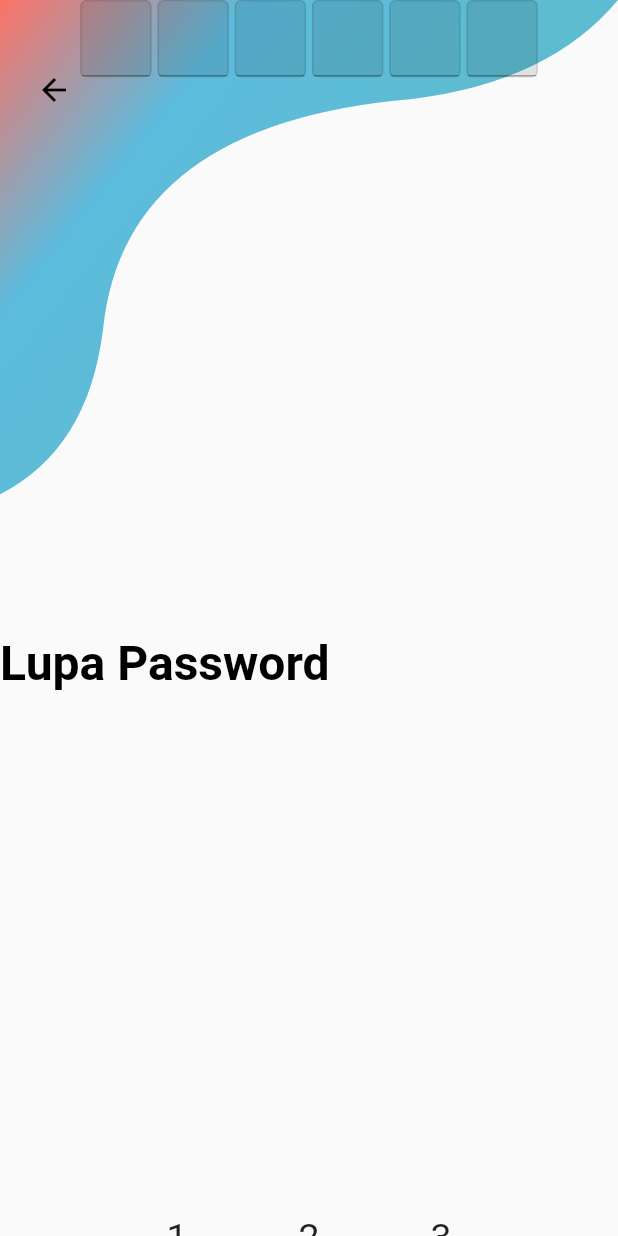
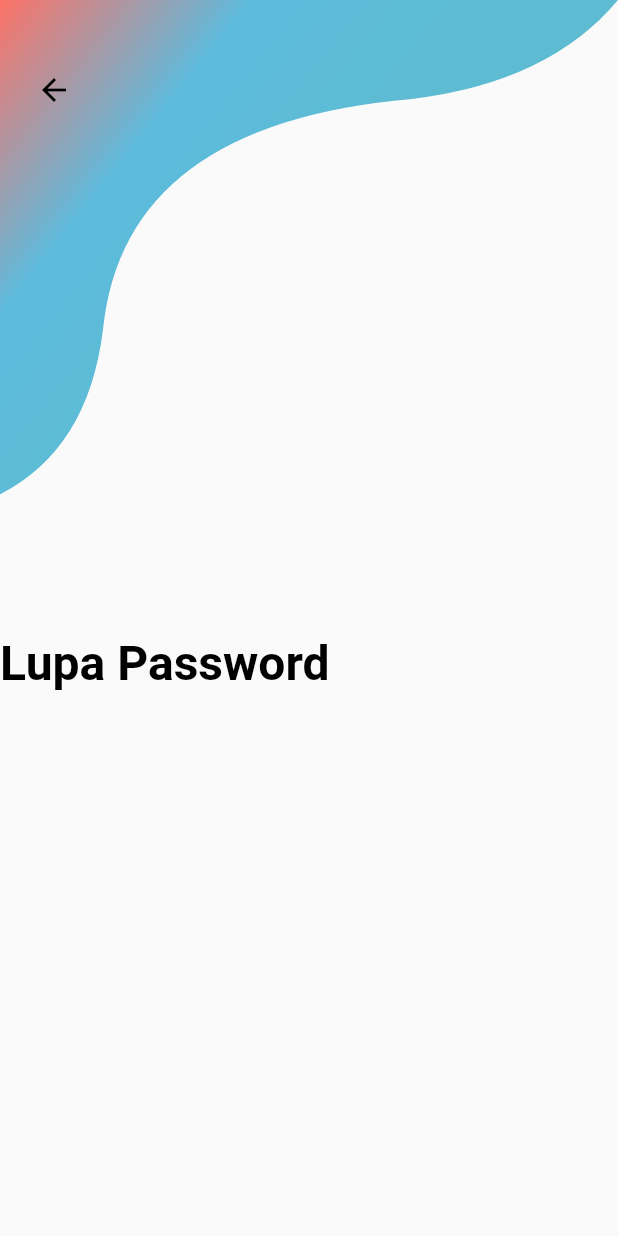
Before and after one commit to hafidzniioman/GoMasjid, a Flutter app: the OtpPage screen opened directly, on a phone screen of 412 x 824 dp. Run offline on Flutter 3.47's test engine with Material 2 defaults, Android fonts, the phone set to English and light mode, and no system bars; our stand-ins replace pin_code_text_field.

Commit message:
update otp

```diff
--- a/lib/cons/constant.dart
+++ b/lib/cons/constant.dart
@@ -6,3 +6,17 @@ class ColorPalette{
   static const underLineTexField = Color(0XFF8B97FF);
   static const hintColor = Color(0XFFCCD1FF);
 }
+
+class TextLupaPassword extends StatelessWidget {
+  @override
+  Widget build(BuildContext context) {
+    return Container(
+      alignment: Alignment.centerLeft,
+      padding: EdgeInsets.only(top: 60),
+      child: Text(
+        'Lupa Password',
+        style: TextStyle(
+            fontSize: 32, color: Colors.black, fontWeight: FontWeight.bold),
+      ));
+  }
+}
--- a/lib/ui/forgot/forgotpassword_view.dart
+++ b/lib/ui/forgot/forgotpassword_view.dart
@@ -20,7 +20,7 @@ class _ForgotPasswordPageState extends State<ForgotPasswordPage> {
         child: Column(
           mainAxisAlignment: MainAxisAlignment.start,
           children: <Widget>[
-            _textLupaPassword(),
+            TextLupaPassword(),
             _textInformation(),
             _textInputPassword(),
             _buttonSend(context),
@@ -29,17 +29,6 @@ class _ForgotPasswordPageState extends State<ForgotPasswordPage> {
       ),
     ]));
   }
-}
-
-Widget _textLupaPassword() {
-  return Container(
-      alignment: Alignment.centerLeft,
-      padding: EdgeInsets.only(top: 60),
-      child: Text(
-        'Lupa Password',
-        style: TextStyle(
-            fontSize: 32, color: Colors.black, fontWeight: FontWeight.bold),
-      ));
 }
 
 Widget _textInformation() {
--- a/lib/ui/forgot/otp_view.dart
+++ b/lib/ui/forgot/otp_view.dart
@@ -1,6 +1,10 @@
+import 'package:flutter/cupertino.dart' show CupertinoTextField;
 import 'package:flutter/material.dart';
+import 'package:gomasjid/cons/constant.dart';
+import 'package:gomasjid/ui/forgot/input_new_password.dart';
+import 'package:gomasjid/ui/wavyheader.dart';
+import 'package:pin_code_text_field/pin_code_text_field.dart';
 import 'package:flutter/services.dart';
-import 'package:gomasjid/ui/wavyheader.dart';
 
 class OtpPage extends StatefulWidget {
   @override
@@ -8,277 +12,119 @@ class OtpPage extends StatefulWidget {
 }
 
 class _OtpPageState extends State<OtpPage> {
-  TextEditingController controller1 = new TextEditingController();
-  TextEditingController controller2 = new TextEditingController();
-  TextEditingController controller3 = new TextEditingController();
-  TextEditingController controller4 = new TextEditingController();
-  TextEditingController controller5 = new TextEditingController();
-  TextEditingController controller6 = new TextEditingController();
+  TextEditingController controller = TextEditingController();
+  String thisText = "";
+  int pinLength = 4;
 
-  TextEditingController currController = new TextEditingController();
-
-  @override
-  void dispose() {
-    controller1.dispose();
-    controller2.dispose();
-    controller3.dispose();
-    controller4.dispose();
-    controller5.dispose();
-    controller6.dispose();
-    super.dispose();
-  }
-
-  @override
-  void initState() {
-    currController = controller1;
-    super.initState();
-  }
+  bool hasError = false;
+  String errorMessage;
 
   @override
   Widget build(BuildContext context) {
-    List<Widget> widgetList = [
-      Padding(
-        padding: EdgeInsets.only(left: 0, right: 2),
-        child: Container(
-          color: Colors.transparent,
-        ),
-      ),
-      Padding(
-        padding: EdgeInsets.only(right: 2, left: 2),
-        child: Container(
-          alignment: Alignment.center,
-          decoration: BoxDecoration(
-              color: Color.fromRGBO(0, 0, 0, 0.1),
-              border: Border.all(width: 1, color: Color.fromRGBO(0, 0, 0, 0.1)),
-              borderRadius: BorderRadius.circular(4)),
-          child: TextField(
-            inputFormatters: [LengthLimitingTextInputFormatter(1)],
-            enabled: false,
-            controller: controller1,
-            autofocus: false,
-            textAlign: TextAlign.center,
-            style: TextStyle(fontSize: 24, color: Colors.black),
-          ),
-        ),
-      ),
-      Padding(
-        padding: EdgeInsets.only(right: 2, left: 2),
-        child: Container(
-          alignment: Alignment.center,
-          decoration: BoxDecoration(
-              color: Color.fromRGBO(0, 0, 0, 0.1),
-              border: Border.all(width: 1, color: Color.fromRGBO(0, 0, 0, 0.1)),
-              borderRadius: BorderRadius.circular(4)),
-          child: TextField(
-            inputFormatters: [LengthLimitingTextInputFormatter(1)],
-            enabled: false,
-            controller: controller2,
-            autofocus: false,
-            textAlign: TextAlign.center,
-            style: TextStyle(fontSize: 24, color: Colors.black),
-          ),
-        ),
-      ),
-      Padding(
-        padding: EdgeInsets.only(right: 2, left: 2),
-        child: Container(
-          alignment: Alignment.center,
-          decoration: BoxDecoration(
-              color: Color.fromRGBO(0, 0, 0, 0.1),
-              border: Border.all(width: 1, color: Color.fromRGBO(0, 0, 0, 0.1)),
-              borderRadius: BorderRadius.circular(4)),
-          child: TextField(
-            inputFormatters: [LengthLimitingTextInputFormatter(1)],
-            enabled: false,
-            controller: controller3,
-            autofocus: false,
-            textAlign: TextAlign.center,
-            style: TextStyle(fontSize: 24, color: Colors.black),
-          ),
-        ),
-      ),
-      Padding(
-        padding: EdgeInsets.only(right: 2, left: 2),
-        child: Container(
-          alignment: Alignment.center,
-          decoration: BoxDecoration(
-              color: Color.fromRGBO(0, 0, 0, 0.1),
-              border: Border.all(width: 1, color: Color.fromRGBO(0, 0, 0, 0.1)),
-              borderRadius: BorderRadius.circular(4)),
-          child: TextField(
-            inputFormatters: [LengthLimitingTextInputFormatter(1)],
-            enabled: false,
-            controller: controller4,
-            autofocus: false,
-            textAlign: TextAlign.center,
-            style: TextStyle(fontSize: 24, color: Colors.black),
-          ),
-        ),
-      ),
-      Padding(
-        padding: EdgeInsets.only(right: 2, left: 2),
-        child: Container(
-          alignment: Alignment.center,
-          decoration: BoxDecoration(
-              color: Color.fromRGBO(0, 0, 0, 0.1),
-              border: Border.all(width: 1, color: Color.fromRGBO(0, 0, 0, 0.1)),
-              borderRadius: BorderRadius.circular(4)),
-          child: TextField(
-            inputFormatters: [LengthLimitingTextInputFormatter(1)],
-            enabled: false,
-            controller: controller5,
-            autofocus: false,
-            textAlign: TextAlign.center,
-            style: TextStyle(fontSize: 24, color: Colors.black),
-          ),
-        ),
-      ),
-      Padding(
-        padding: EdgeInsets.only(right: 2, left: 2),
-        child: Container(
-          alignment: Alignment.center,
-          decoration: BoxDecoration(
-              color: Color.fromRGBO(0, 0, 0, 0.1),
-              border: Border.all(width: 1, color: Color.fromRGBO(0, 0, 0, 0.1)),
-              borderRadius: BorderRadius.circular(4)),
-          child: TextField(
-            inputFormatters: [LengthLimitingTextInputFormatter(1)],
-            enabled: false,
-            controller: controller6,
-            autofocus: false,
-            textAlign: TextAlign.center,
-            style: TextStyle(fontSize: 24, color: Colors.black),
-          ),
-        ),
-      ),
-      Padding(
-        padding: EdgeInsets.only(left: 2, right: 0),
-        child: Container(
-          color: Colors.transparent,
-        ),
-      )
-    ];
-
-    return new Scaffold(
-      resizeToAvoidBottomPadding: false,
+    return Scaffold(
       body: Stack(children: <Widget>[
         WavyHeader(),
-        _textLupaPassword(),
-        Container(
-          child: Column(
-            children: <Widget>[
-              Flexible(
-                child: Column(
-                  mainAxisSize: MainAxisSize.max,
-                  mainAxisAlignment: MainAxisAlignment.start,
-                  children: <Widget>[
-                    GridView.count(
-                      crossAxisCount: 8,
-                      mainAxisSpacing: 10,
-                      shrinkWrap: true,
-                      primary: false,
-                      scrollDirection: Axis.vertical,
-                      children: List<Container>.generate(
-                          8,
-                          (int index) => Container(
-                                child: widgetList[index],
-                              )),
-                    ),
-                  ],
-                ),
-                flex: 20,
-              ),
-              Flexible(
-                child: Column(
-                  mainAxisSize: MainAxisSize.max,
-                  mainAxisAlignment: MainAxisAlignment.center,
-                  children: <Widget>[
-                    Container(
-                      child: Padding(
-                        padding: EdgeInsets.only(
-                            left: 8, top: 16, right: 8, bottom: 0),
-                        child: Row(
-                          mainAxisAlignment: MainAxisAlignment.start,
-                          mainAxisSize: MainAxisSize.min,
-                          children: <Widget>[
-                            MaterialButton(
-                              onPressed: () {
-                                inputTextToField('1');
-                              },
-                              child: Text(
-                                '1',
-                                style: TextStyle(
-                                    fontSize: 25, fontWeight: FontWeight.w400),
-                                textAlign: TextAlign.center,
-                              ),
-                            ),
-                            MaterialButton(
-                              onPressed: () {
-                                inputTextToField('2');
-                              },
-                              child: Text(
-                                '2',
-                                style: TextStyle(
-                                    fontSize: 25, fontWeight: FontWeight.w400),
-                                textAlign: TextAlign.center,
-                              ),
-                            ),
-                            MaterialButton(
-                              onPressed: () {
-                                inputTextToField('3');
-                              },
-                              child: Text(
-                                '3',
-                                style: TextStyle(
-                                    fontSize: 25, fontWeight: FontWeight.w400),
-                                textAlign: TextAlign.center,
-                              ),
-                            ),
-                          ],
-                        ),
-                      ),
-                    )
-                  ],
-                ),
-              )
-            ],
-          ),
-        ),
+        TextLupaPassword(),
+        // Container(
+        //   child: SingleChildScrollView(
+        //     child: Column(
+        //       mainAxisAlignment: MainAxisAlignment.center,
+        //       crossAxisAlignment: CrossAxisAlignment.center,
+        //       children: <Widget>[
+        //         Padding(
+        //           padding: const EdgeInsets.only(bottom: 60.0),
+        //           child:
+        //               Text(thisText, style: Theme.of(context).textTheme.title),
+        //         ),
+        //         PinCodeTextField(
+        //           autofocus: false,
+        //           controller: controller,
+        //           hideCharacter: true,
+        //           highlight: true,
+        //           highlightColor: Colors.blue,
+        //           defaultBorderColor: Colors.black,
+        //           hasTextBorderColor: Colors.green,
+        //           maxLength: pinLength,
+        //           hasError: hasError,
+        //           maskCharacter: "*",
+        //           onTextChanged: (text) {
+        //             setState(() {
+        //               hasError = false;
+        //             });
+        //           },
+        //           onDone: (text) {
+        //             print("DONE $text");
+        //           },
+        //           pinCodeTextFieldLayoutType:
+        //               PinCodeTextFieldLayoutType.AUTO_ADJUST_WIDTH,
+        //           wrapAlignment: WrapAlignment.start,
+        //           pinBoxDecoration:
+        //               ProvidedPinBoxDecoration.underlinedPinBoxDecoration,
+        //           pinTextStyle: TextStyle(fontSize: 30.0),
+        //           pinTextAnimatedSwitcherTransition:
+        //               ProvidedPinBoxTextAnimation.scalingTransition,
+        //           pinTextAnimatedSwitcherDuration: Duration(milliseconds: 300),
+        //         ),
+        //         Visibility(
+        //           child: Text(
+        //             "Wrong PIN!",
+        //             style: TextStyle(color: Colors.red),
+        //           ),
+        //           visible: hasError,
+        //         ),
+        //         Padding(
+        //           padding: const EdgeInsets.only(top: 32.0),
+        //           child: Row(
+        //             mainAxisAlignment: MainAxisAlignment.spaceEvenly,
+        //             children: <Widget>[
+        //               MaterialButton(
+        //                 color: Colors.blue,
+        //                 textColor: Colors.white,
+        //                 child: Text("+"),
+        //                 onPressed: () {
+        //                   setState(() {
+        //                     this.pinLength++;
+        //                   });
+        //                 },
+        //               ),
+        //               MaterialButton(
+        //                 color: Colors.blue,
+        //                 textColor: Colors.white,
+        //                 child: Text("-"),
+        //                 onPressed: () {
+        //                   setState(() {
+        //                     this.pinLength--;
+        //                   });
+        //                 },
+        //               ),
+        //               MaterialButton(
+        //                 color: Colors.blue,
+        //                 textColor: Colors.white,
+        //                 child: Text("SUBMIT"),
+        //                 onPressed: () {
+        //                   setState(() {
+        //                     this.thisText = controller.text;
+        //                   });
+        //                 },
+        //               ),
+        //               MaterialButton(
+        //                 color: Colors.red,
+        //                 textColor: Colors.white,
+        //                 child: Text("SUBMIT Error"),
+        //                 onPressed: () {
+        //                   setState(() {
+        //                     this.hasError = true;
+        //                   });
+        //                 },
+        //               ),
+        //             ],
+        //           ),
+        //         )
+        //       ],
+        //     ),
+        //   ),
+        // ),
       ]),
     );
   }
-
-  Widget _textLupaPassword() {
-  return Container(
-      alignment: Alignment.centerLeft,
-      padding: EdgeInsets.only(top: 60),
-      child: Text(
-        'Lupa Password',
-        style: TextStyle(
-            fontSize: 32, color: Colors.black, fontWeight: FontWeight.bold),
-      ));
 }
-
-  void inputTextToField(String str) {
-    // Edit first text field
-    if (currController == controller1) {
-      controller1.text = str;
-      currController = controller2;
-    } else if (currController == controller2) {
-      controller2.text = str;
-      currController = controller3;
-    } else if (currController == controller3) {
-      controller3.text = str;
-      currController = controller4;
-    } else if (currController == controller4) {
-      controller4.text = str;
-      currController = controller5;
-    } else if (currController == controller5) {
-      controller5.text = str;
-      currController = controller6;
-    } else if (currController == controller6) {
-      controller6.text = str;
-      currController = controller6;
-    }
-  }
-}
--- a/pubspec.yaml
+++ b/pubspec.yaml
@@ -23,7 +23,7 @@ dependencies:
   # The following adds the Cupertino Icons font to your application.
   # Use with the CupertinoIcons class for iOS style icons.
   cupertino_icons: ^0.1.2
-  pin_entry_text_field:
+  pin_code_text_field:
 
 dev_dependencies:
   flutter_test:
```
Also changed, not shown: pubspec.lock.
